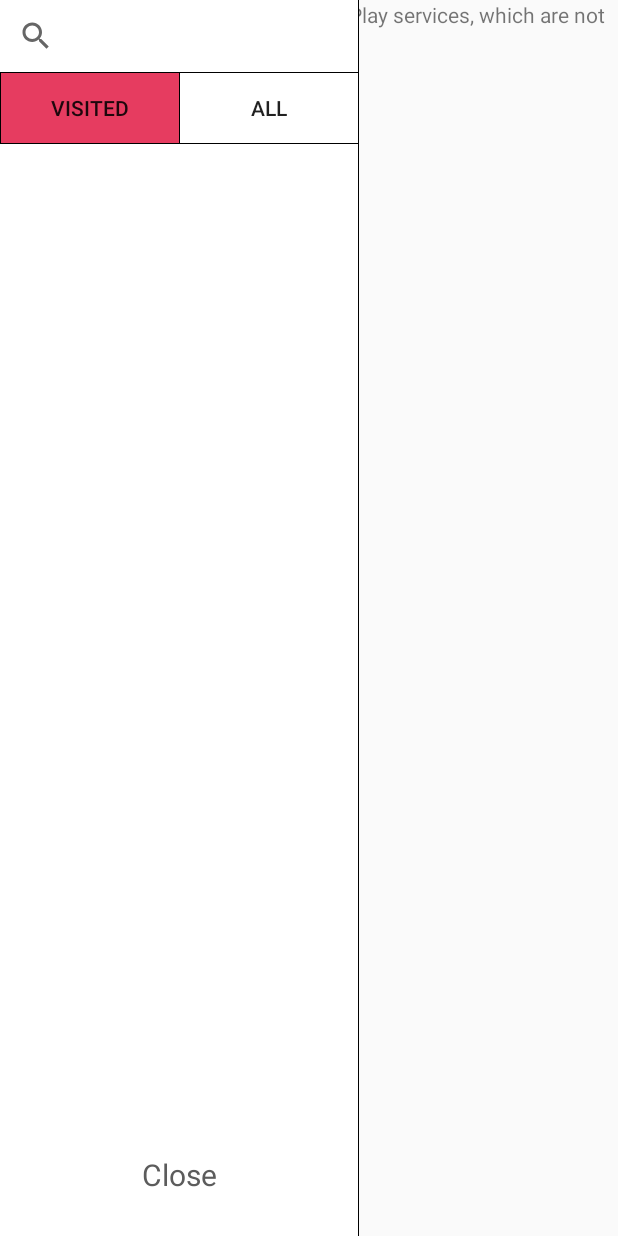
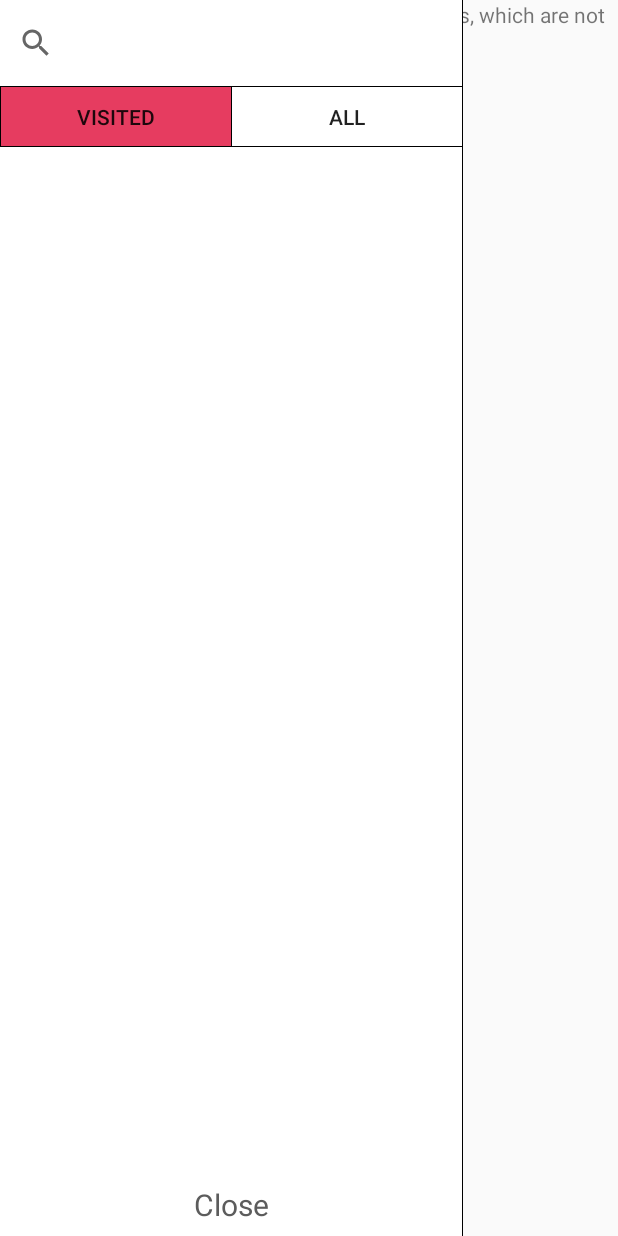
Before and after one commit to KristianTan/TrigTracker, an Android app: the fragment VisitedMenuFragment placed in its activity, on a phone screen of 412 x 824 dp. Run offline under Robolectric (Android 15) with nearby library versions, the phone set to English and light mode, and no system bars.

Commit message:
Made menu  layout flexible

```diff
--- a/app/src/main/res/layout/visited_menu_fragment.xml
+++ b/app/src/main/res/layout/visited_menu_fragment.xml
@@ -1,65 +1,69 @@
 <?xml version="1.0" encoding="utf-8"?>
 <LinearLayout xmlns:android="http://schemas.android.com/apk/res/android"
     xmlns:tools="http://schemas.android.com/tools"
-    android:layout_width="239dp"
+    android:layout_width="match_parent"
     android:layout_height="match_parent"
-    tools:context=".Fragments.VisitedMenuFragment"
+    android:orientation="horizontal"
+    tools:context=".Fragments.VisitedMenuFragment">
+
+    <LinearLayout
+        android:layout_width="0dp"
+        android:layout_height="match_parent"
+        android:layout_weight="0.75"
         android:background="@drawable/visited_list_border"
         android:orientation="vertical">
 
         <SearchView
             android:id="@+id/searchBar"
             android:layout_width="match_parent"
-        android:layout_height="wrap_content"></SearchView>
+            android:layout_height="0dp"
+            android:layout_weight="0.07"/>
 
         <LinearLayout
             android:layout_width="match_parent"
-        android:layout_height="wrap_content"
+            android:layout_height="0dp"
+            android:layout_weight="0.05"
             android:orientation="horizontal">
 
             <Button
-            android:background="@drawable/menu_button_visited_selected"
                 android:id="@+id/showVisited"
                 android:layout_width="wrap_content"
                 android:layout_height="wrap_content"
-            android:text="Visited"
-            android:layout_weight="1"/>
+                android:layout_weight="1"
+                android:background="@drawable/menu_button_visited_selected"
+                android:text="Visited" />
 
             <Button
-            android:background="@drawable/menu_button_all_unselected"
                 android:id="@+id/showAll"
                 android:layout_width="wrap_content"
                 android:layout_height="wrap_content"
-            android:text="All"
-            android:layout_weight="1"/>
+                android:layout_weight="1"
+                android:background="@drawable/menu_button_all_unselected"
+                android:text="All" />
         </LinearLayout>
-
-    <!--<TextView-->
-        <!--android:id="@+id/title"-->
-        <!--android:layout_width="match_parent"-->
-        <!--android:layout_height="50dp"-->
-        <!--android:layout_gravity="top"-->
-        <!--android:gravity="center"-->
-        <!--android:text="@string/visited_title"-->
-        <!--android:textColor="@android:color/black"-->
-        <!--android:textSize="20sp" />-->
 
         <android.support.v7.widget.RecyclerView
             android:id="@+id/recycleView"
             android:layout_width="match_parent"
             android:layout_height="0dp"
-        android:layout_weight="8"/>
+            android:layout_weight="0.83" />
 
         <TextView
             android:id="@+id/close"
             android:layout_width="match_parent"
             android:layout_height="0dp"
-        android:layout_alignParentBottom="true"
+            android:layout_weight="0.05"
             android:gravity="center"
             android:text="Close"
             android:textColor="@color/lightGray"
-        android:textSize="20sp"
-        android:layout_weight="1"/>
+            android:textSize="20dp" />
+    </LinearLayout>
+
+    <View
+        android:layout_width="0dp"
+        android:layout_height="0dp"
+        android:layout_weight="0.25"
+        android:visibility="invisible" />
 
 
 </LinearLayout>
```
Lines whose indentation alone changed are shown as unchanged.
